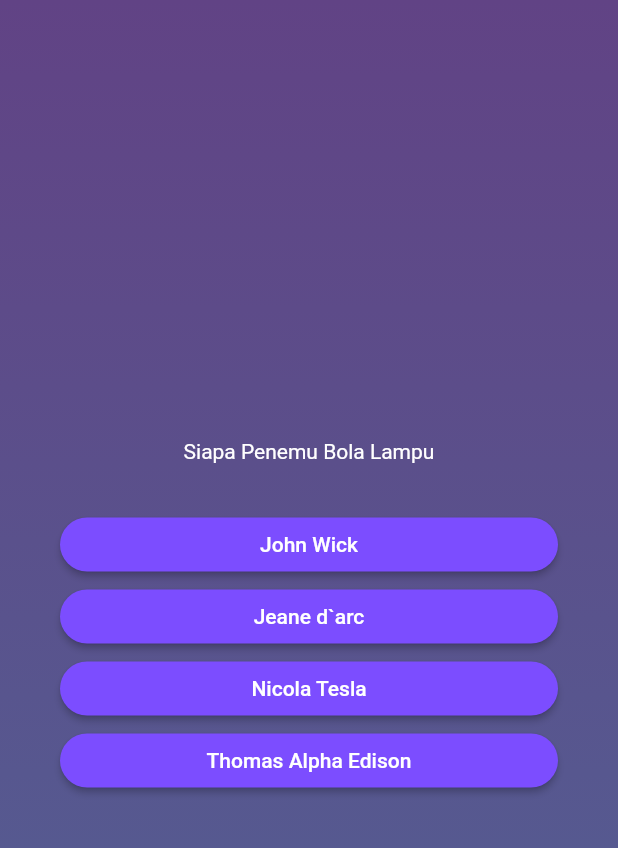
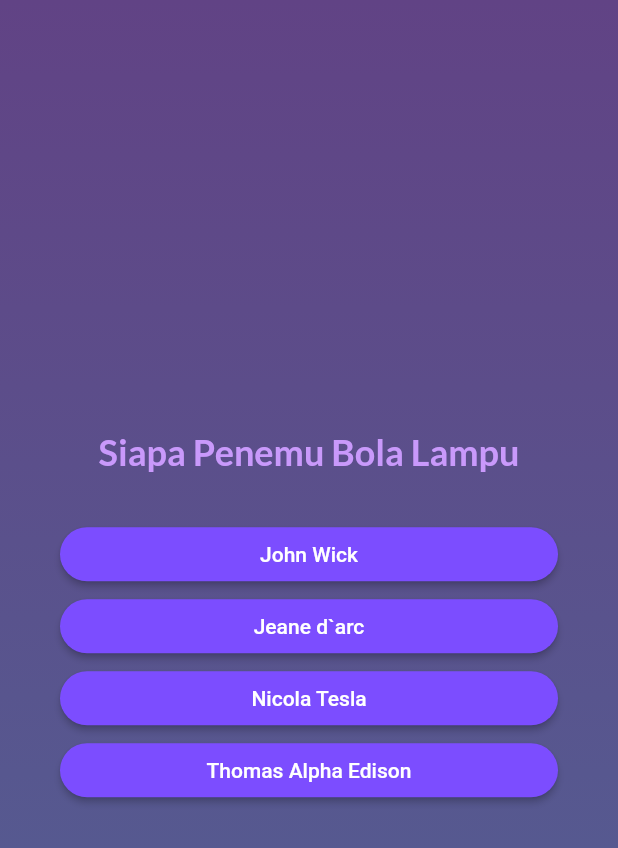
Before and after one commit to Harun1804/mobile-quiz-app, a Flutter app: the screen it shows after launch, after a tap on "Start Quiz", on a phone screen of 412 x 824 dp. Shown: the top 848 px of the screen. Run offline on Flutter 3.47's test engine with Material 2 defaults, Android fonts, the phone set to English and light mode, and no system bars; our stand-ins replace google_fonts.

Commit message:
Using third party, add google font

```diff
--- a/lib/question_screen.dart
+++ b/lib/question_screen.dart
@@ -1,4 +1,5 @@
 import 'package:flutter/material.dart';
+import 'package:google_fonts/google_fonts.dart';
 import 'package:quiz/answer_button.dart';
 import 'package:quiz/data/questions.dart';
 
@@ -33,9 +34,11 @@ class _QuestionScreenState extends State<QuestionScreen> {
             Text(
               textAlign: TextAlign.center,
               currentQuestion.text,
-              style: const TextStyle(
-                color: Colors.white
-              ),
+              style: GoogleFonts.lato(
+                color: const Color.fromARGB(255, 201, 153, 251),
+                fontSize: 24,
+                fontWeight: FontWeight.bold
+              )
             ),
             const SizedBox(height: 30.0,),
             ...currentQuestion.getShuffleList().map((answer) {
--- a/lib/start_screen.dart
+++ b/lib/start_screen.dart
@@ -1,4 +1,5 @@
 import 'package:flutter/material.dart';
+import 'package:google_fonts/google_fonts.dart';
 
 class StartScreen extends StatelessWidget {
   const StartScreen(this.quizScreen, {Key? key}) : super(key: key);
@@ -12,9 +13,9 @@ class StartScreen extends StatelessWidget {
         children: [
           Image.asset("assets/images/quiz-logo.png", width: 200.0, color: const Color.fromARGB(50, 255, 255, 255),),
           const SizedBox(height: 40.0),
-          const Text("Learn Flutter the fun way!", style: TextStyle(
+          Text("Learn Flutter the fun way!", style: GoogleFonts.lato(
               fontSize: 20.0,
-              color: Colors.white
+              color: const Color.fromARGB(255, 237, 223, 252)
           )),
           const SizedBox(height: 40.0),
           OutlinedButton.icon(
--- a/pubspec.yaml
+++ b/pubspec.yaml
@@ -35,6 +35,7 @@ dependencies:
   # The following adds the Cupertino Icons font to your application.
   # Use with the CupertinoIcons class for iOS style icons.
   cupertino_icons: ^1.0.2
+  google_fonts: ^5.1.0
 
 dev_dependencies:
   flutter_test:
```
Also changed, not shown: pubspec.lock, 1 other file.
